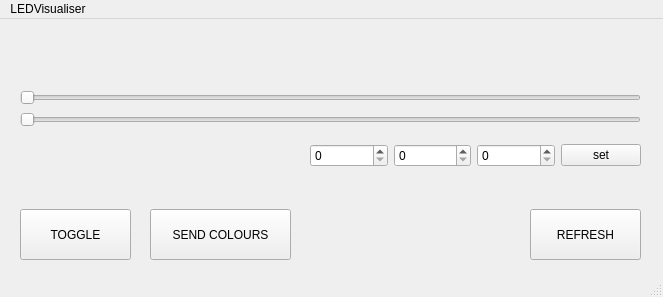
The window that ledvisualiser.ui (fearricepudding/LEDVisualiser) describes before a commit, drawn with Qt 5.
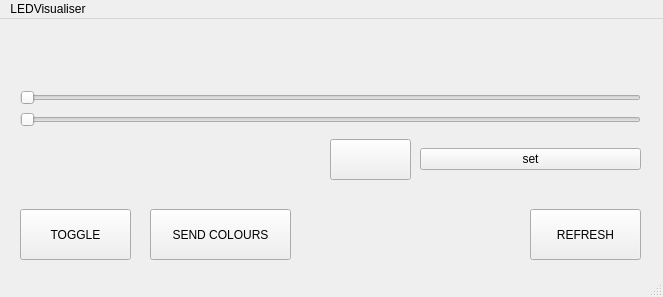
The same window after the commit. Custom widgets are drawn as their Qt base class.

Commit message: Added KF5 color picker

```diff
--- a/ledvisualiser.ui
+++ b/ledvisualiser.ui
@@ -70,38 +70,27 @@
      <string>REFRESH</string>
     </property>
    </widget>
+   <widget class="KColorButton" name="colorPicker">
+    <property name="geometry">
+     <rect>
+      <x>330</x>
+      <y>120</y>
+      <width>81</width>
+      <height>41</height>
+     </rect>
+    </property>
+   </widget>
    <widget class="QWidget" name="">
     <property name="geometry">
      <rect>
-      <x>310</x>
+      <x>420</x>
       <y>120</y>
-      <width>331</width>
-      <height>33</height>
+      <width>221</width>
+      <height>41</height>
      </rect>
     </property>
     <layout class="QGridLayout" name="gridLayout">
      <item row="0" column="0">
-      <widget class="QSpinBox" name="colR">
-       <property name="maximum">
-        <number>255</number>
-       </property>
-      </widget>
-     </item>
-     <item row="0" column="1">
-      <widget class="QSpinBox" name="colG">
-       <property name="maximum">
-        <number>255</number>
-       </property>
-      </widget>
-     </item>
-     <item row="0" column="2">
-      <widget class="QSpinBox" name="colB">
-       <property name="maximum">
-        <number>255</number>
-       </property>
-      </widget>
-     </item>
-     <item row="0" column="3">
       <widget class="QPushButton" name="setRangeColor">
        <property name="text">
         <string>set</string>
@@ -167,6 +156,13 @@
    </property>
   </action>
  </widget>
+ <customwidgets>
+  <customwidget>
+   <class>KColorButton</class>
+   <extends>QPushButton</extends>
+   <header>kcolorbutton.h</header>
+  </customwidget>
+ </customwidgets>
  <resources/>
  <connections/>
 </ui>
```
The commit also changes 4 other files.
